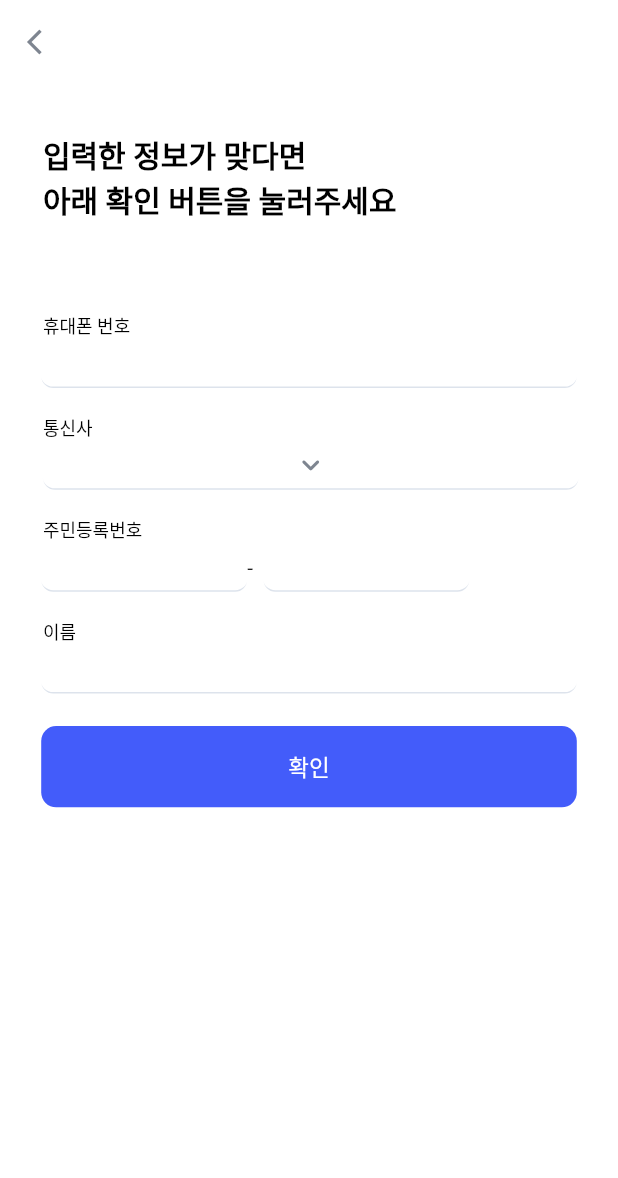
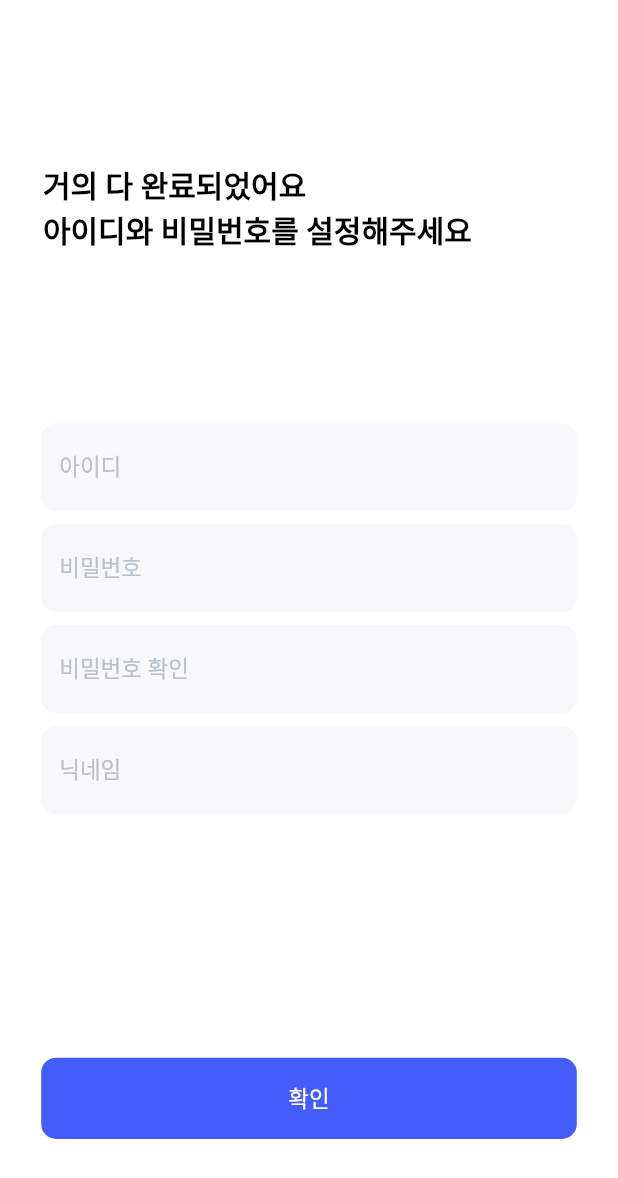
Before and after one commit to Cherry-Picker/CherryPicker_front, a Flutter app: the screen it shows after launch, on a phone screen of 412 x 824 dp. Shown: the top 1178 px of the screen. Run offline on Flutter 3.47's test engine with Material 2 defaults, Android fonts, the phone set to English and light mode, and no system bars; our stand-ins replace dropdown_button2.

Commit message:
IdPasswordScreen

```diff
--- /dev/null
+++ b/lib/Login/IdPasswordScreen.dart
@@ -0,0 +1,198 @@
+import 'package:cherrypicker/CDS/CherryPickerButton.dart';
+import 'package:cherrypicker/CDS/CherryPickerColors.dart';
+import 'package:flutter/cupertino.dart';
+import 'package:flutter/material.dart';
+
+import '../main.dart';
+
+class IdPasswordScreen extends StatefulWidget {
+  const IdPasswordScreen({Key? key}) : super(key: key);
+
+  @override
+  _IdPasswordScreenState createState() => _IdPasswordScreenState();
+}
+
+class _IdPasswordScreenState extends State<IdPasswordScreen> {
+  @override
+  Widget build(BuildContext context) {
+    final height = MediaQuery.of(context).size.height ;
+    final width = MediaQuery.of(context).size.width ;
+    final h_percent = height/height_whole;
+    final w_percent = width/ width_whole;
+
+    return Scaffold(
+      body: Container(
+        color: Colors.white,
+        child: Column(
+          crossAxisAlignment: CrossAxisAlignment.start,
+          children: [
+            Padding(
+              padding: EdgeInsets.only(top : 100 * h_percent , left :25 *w_percent),
+              child: Text("거의 다 완료되었어요", style: TextStyle(fontSize: 20, fontWeight: FontWeight.w700, color : Colors.black),),
+            ),
+            Padding(
+              padding: EdgeInsets.only(left : 25 * w_percent),
+              child: Text("아이디와 비밀번호를 설정해주세요", style: TextStyle(fontSize: 20, fontWeight: FontWeight.w700, color : Colors.black),),
+            ),
+            Row(
+              mainAxisAlignment: MainAxisAlignment.center,
+              children: [
+                Padding(
+                  padding: EdgeInsets.only(top : 105 * h_percent),
+                  child: Container(
+
+                    width: 312 * w_percent,
+                    height: 54 * h_percent,
+                    child: TextField(
+                      cursorColor: CherryPickerColors.maincolor,
+                      decoration: InputDecoration(
+
+                          enabledBorder: OutlineInputBorder(
+                              borderSide: BorderSide(color: Colors.transparent),
+                            borderRadius: BorderRadius.circular(10.0),
+                          ),
+                        focusedBorder: OutlineInputBorder(
+                          borderSide: BorderSide(color: CherryPickerColors.maincolor),
+                          borderRadius: BorderRadius.circular(10.0),
+                        ),
+
+
+                          filled: true,
+                          hintStyle: TextStyle(color: Color(0xffBAC2CE), fontSize: 15, fontWeight: FontWeight.w500),
+                          hintText: "아이디",
+                          fillColor: Color(0xfff8f8fa)),
+                    ),
+                  ),
+                ),
+
+              ],
+            ),
+            Padding(
+              padding:EdgeInsets.only(top : 8 * h_percent),
+              child: Row(
+                mainAxisAlignment: MainAxisAlignment.center,
+                children: [
+                  Container(
+
+                    width: 312 * w_percent,
+                    height: 54 * h_percent,
+                    child: TextField(
+                      cursorColor: CherryPickerColors.maincolor,
+                      decoration: InputDecoration(
+
+                          enabledBorder: OutlineInputBorder(
+                            borderSide: BorderSide(color: Colors.transparent),
+                            borderRadius: BorderRadius.circular(10.0),
+                          ),
+                          focusedBorder: OutlineInputBorder(
+                            borderSide: BorderSide(color: CherryPickerColors.maincolor),
+                            borderRadius: BorderRadius.circular(10.0),
+                          ),
+
+
+                          filled: true,
+                          hintStyle: TextStyle(color: Color(0xffBAC2CE), fontSize: 15, fontWeight: FontWeight.w500),
+                          hintText: "비밀번호",
+
+                          fillColor: Color(0xfff8f8fa)),
+                    ),
+                  ),
+
+                ],
+              ),
+            ),
+            Padding(
+              padding: EdgeInsets.only(top : 8 * h_percent),
+              child: Row(
+                mainAxisAlignment: MainAxisAlignment.center,
+                children: [
+                  Container(
+
+                    width: 312 * w_percent,
+                    height: 54 * h_percent,
+                    child: TextField(
+                      cursorColor: CherryPickerColors.maincolor,
+                      decoration: InputDecoration(
+
+                          enabledBorder: OutlineInputBorder(
+                            borderSide: BorderSide(color: Colors.transparent),
+                            borderRadius: BorderRadius.circular(10.0),
+                          ),
+                          focusedBorder: OutlineInputBorder(
+                            borderSide: BorderSide(color: CherryPickerColors.maincolor),
+                            borderRadius: BorderRadius.circular(10.0),
+                          ),
+
+
+                          filled: true,
+                          hintStyle: TextStyle(color: Color(0xffBAC2CE), fontSize: 15, fontWeight: FontWeight.w500),
+                          hintText: "비밀번호 확인",
+                          fillColor: Color(0xfff8f8fa)),
+                    ),
+                  ),
+
+                ],
+              ),
+            ),
+            Padding(
+              padding: EdgeInsets.only(top : 8 * h_percent),
+              child: Row(
+                mainAxisAlignment: MainAxisAlignment.center,
+                children: [
+                  Container(
+
+                    width: 312 * w_percent,
+                    height: 54 * h_percent,
+                    child: TextField(
+                      cursorColor: CherryPickerColors.maincolor,
+                      decoration: InputDecoration(
+
+                          enabledBorder: OutlineInputBorder(
+                            borderSide: BorderSide(color: Colors.transparent),
+                            borderRadius: BorderRadius.circular(10.0),
+                          ),
+                          focusedBorder: OutlineInputBorder(
+                            borderSide: BorderSide(color: CherryPickerColors.maincolor),
+                            borderRadius: BorderRadius.circular(10.0),
+                          ),
+
+
+                          filled: true,
+                          hintStyle: TextStyle(color: Color(0xffBAC2CE), fontSize: 15, fontWeight: FontWeight.w500),
+                          hintText: "닉네임",
+                          fillColor: Color(0xfff8f8fa)),
+                    ),
+                  ),
+
+                ],
+              ),
+            ),
+            Padding(
+              padding: EdgeInsets.only(top : 150 * h_percent),
+              child: Row(
+                mainAxisAlignment: MainAxisAlignment.center,
+                children: [
+                  Container(
+                    height: 50 * h_percent,
+                    width: 312 * w_percent,
+                    child: IconButton(
+                      padding: EdgeInsets.zero, // 패딩 설정
+                      constraints: BoxConstraints(), // constraints
+                      onPressed: () {
+
+
+                      },
+                      icon: CherryPickerButton.MainButton(50 * h_percent, 312 * w_percent, '확인')
+                    ),
+                  ),
+                ],
+              ),
+            )
+
+
+          ],
+        ),
+      ),
+    );
+  }
+}
--- a/lib/Login/SignupScreen.dart
+++ b/lib/Login/SignupScreen.dart
@@ -26,6 +26,7 @@ class _SignupScreenState extends State<SignupScreen> {
 
 
     return Scaffold(
+      resizeToAvoidBottomInset :false,
       appBar: AppBar(
       elevation: 0.0,
       backgroundColor: Colors.white,
@@ -38,15 +39,15 @@ class _SignupScreenState extends State<SignupScreen> {
           children:[
             Padding(
               padding: EdgeInsets.only(top : 30 * h_percent, left : 25 * w_percent),
-              child: const Text("입력한 정보가 맞다면", style: TextStyle(fontSize: 20, fontWeight: FontWeight.w700, color : Colors.black),),
+              child: const Text("입력한 정보가 맞다면", style: TextStyle(fontSize: 25, fontWeight: FontWeight.w700, color : Colors.black),),
             ),
             Padding(
               padding: EdgeInsets.only(left: 25 * w_percent),
-              child: const Text("아래 확인 버튼을 눌러주세요", style: TextStyle(fontSize: 20, fontWeight: FontWeight.w700, color : Colors.black),),
+              child: const Text("아래 확인 버튼을 눌러주세요", style: TextStyle(fontSize: 25, fontWeight: FontWeight.w700, color : Colors.black),),
             ),
             Padding(
               padding: EdgeInsets.only(top : 55 * h_percent,left: 25 * w_percent),
-              child: const Text("휴대폰 번호", style: TextStyle(fontSize: 12, fontWeight: FontWeight.w500, color : Colors.black),),
+              child: const Text("휴대폰 번호", style: TextStyle(fontSize: 15, fontWeight: FontWeight.w500, color : Colors.black),),
             ),
             Padding(
               padding: EdgeInsets.only( left: 24 * w_percent),
@@ -71,7 +72,7 @@ class _SignupScreenState extends State<SignupScreen> {
             ),
             Padding(
               padding:EdgeInsets.only(top : 16 * h_percent, left: 25 * w_percent),
-              child: const Text("통신사" , style: TextStyle(fontSize: 12, fontWeight: FontWeight.w500, color : Colors.black),),
+              child: const Text("통신사" , style: TextStyle(fontSize: 15, fontWeight: FontWeight.w500, color : Colors.black),),
             ),
             Padding(
               padding: EdgeInsets.only( left: 25 * w_percent),
@@ -125,7 +126,7 @@ class _SignupScreenState extends State<SignupScreen> {
             ),
             Padding(
               padding: EdgeInsets.only(top : 16 * h_percent, left: 25 * w_percent),
-              child: const Text("주민등록번호", style: TextStyle(fontSize: 12, fontWeight: FontWeight.w500, color : Colors.black),),
+              child: const Text("주민등록번호", style: TextStyle(fontSize: 15, fontWeight: FontWeight.w500, color : Colors.black),),
             ),
             Row(
 
@@ -173,7 +174,7 @@ class _SignupScreenState extends State<SignupScreen> {
             ),
             Padding(
               padding:EdgeInsets.only(top : 16 * h_percent, left: 25 * w_percent),
-              child: const Text("이름", style: TextStyle(fontSize: 12, fontWeight: FontWeight.w500, color : Colors.black),),
+              child: const Text("이름", style: TextStyle(fontSize: 15, fontWeight: FontWeight.w500, color : Colors.black),),
             ),
             Padding(
               padding: EdgeInsets.only( left: 24 * w_percent),
--- a/lib/main.dart
+++ b/lib/main.dart
@@ -1,3 +1,4 @@
+import 'package:cherrypicker/Login/IdPasswordScreen.dart';
 import 'package:cherrypicker/Login/SignupScreen.dart';
 import 'package:cherrypicker/PlusAccount/PlusAccountScreen.dart';
 import 'package:flutter/material.dart';
@@ -17,6 +18,10 @@ class MyApp extends StatelessWidget {
     return MaterialApp(
       title: 'Flutter Demo',
       theme: ThemeData(
+        canvasColor: Colors.transparent,
+        primarySwatch: Colors.orange,
+        splashColor: Colors.transparent,
+        highlightColor: Colors.transparent,
         // This is the theme of your application.
         //
         // Try running your application with "flutter run". You'll see the
@@ -26,9 +31,8 @@ class MyApp extends StatelessWidget {
         // or simply save your changes to "hot reload" in a Flutter IDE).
         // Notice that the counter didn't reset back to zero; the application
         // is not restarted.
-        primarySwatch: Colors.blue,
       ),
-      home: SignupScreen(),
+      home: IdPasswordScreen(),
     );
   }
 }
```
